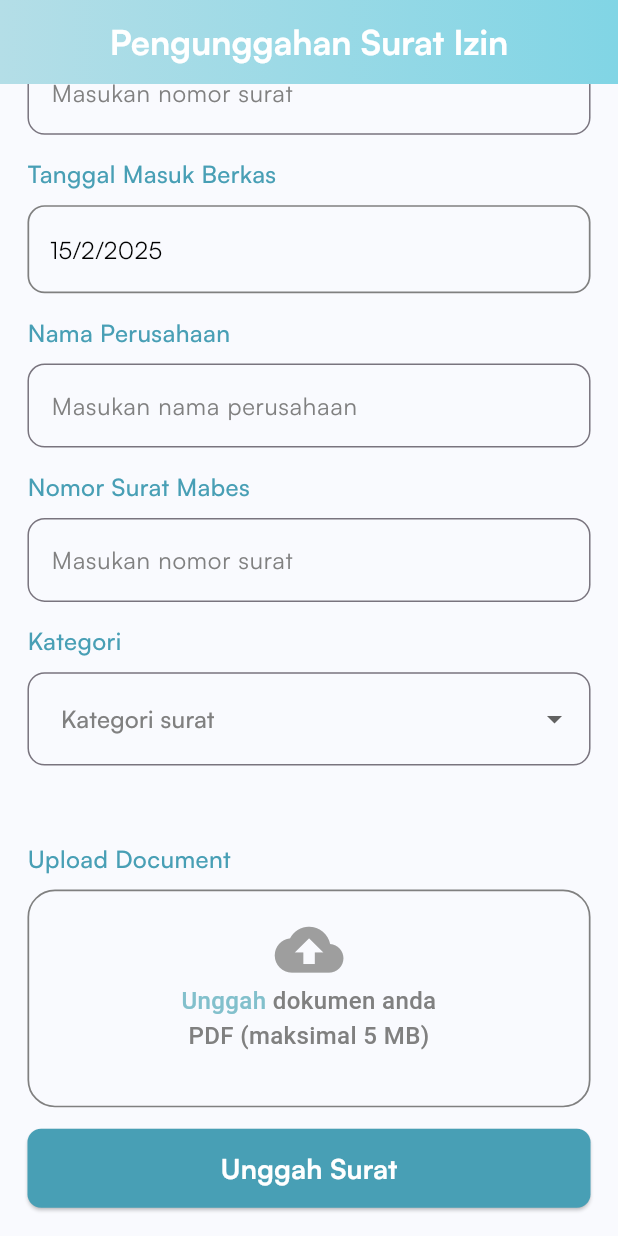
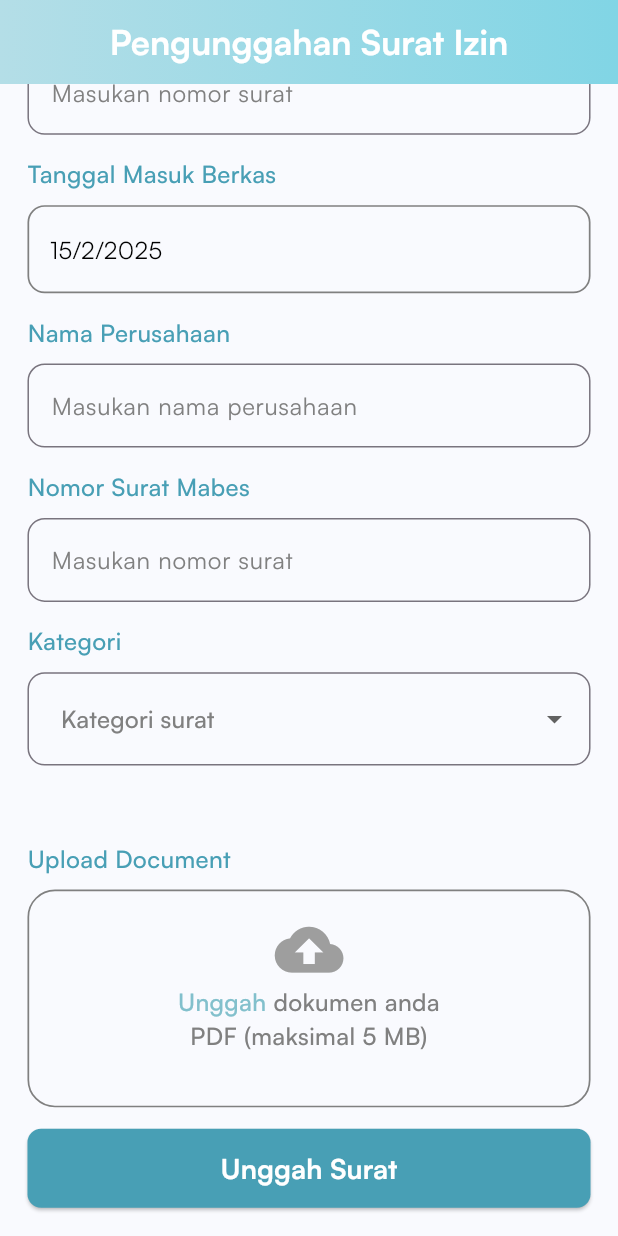
Before and after one commit to GGngodong/tracking-apps, a Flutter app: the UploadPage screen opened by its route, scrolled down 224 dp, on a phone screen of 412 x 824 dp. Run offline on Flutter 3.47's test engine with Material 3 defaults, Android fonts, the phone set to English and light mode, and no system bars; our stand-ins replace bloc, cloud_functions, connectivity_plus, dropdown_button2, easy_localization, equatable and 12 more; missing offline and left inert: flutter_downloader, syncfusion_flutter_pdfviewer; accounts and stored records are empty.

Commit message:
adjust pdf uploader and add font family

```diff
--- a/lib/presentation/component/pdf_upload.dart
+++ b/lib/presentation/component/pdf_upload.dart
@@ -7,7 +7,8 @@ class PdfUpload extends StatefulWidget {
   final String header;
   final Function onFileSelected;
 
-  const PdfUpload({super.key, required this.header, required this.onFileSelected});
+  const PdfUpload(
+      {super.key, required this.header, required this.onFileSelected});
 
   @override
   State<PdfUpload> createState() => _PdfUploadState();
@@ -52,6 +53,7 @@ class _PdfUploadState extends State<PdfUpload> {
             style: TextStyle(
               fontSize: 14.sp,
               fontWeight: FontWeight.w500,
+              fontFamily: 'Satoshi',
               color: AppColors.primary,
             ),
           ),
@@ -86,6 +88,7 @@ class _PdfUploadState extends State<PdfUpload> {
                               textAlign: TextAlign.center,
                               style: const TextStyle(
                                 color: AppColors.lightGrey,
+                                fontFamily: 'Satoshi',
                               ),
                             )
                           : Text.rich(
@@ -95,6 +98,7 @@ class _PdfUploadState extends State<PdfUpload> {
                                 style: TextStyle(
                                   fontSize: 14.sp,
                                   fontWeight: FontWeight.w500,
+                                  fontFamily: 'Satoshi',
                                   color: AppColors.tertiary,
                                 ),
                                 children: [
@@ -103,6 +107,7 @@ class _PdfUploadState extends State<PdfUpload> {
                                     style: TextStyle(
                                       fontSize: 14.sp,
                                       fontWeight: FontWeight.w500,
+                                      fontFamily: 'Satoshi',
                                       color: AppColors.lightGrey,
                                     ),
                                   ),
@@ -111,6 +116,7 @@ class _PdfUploadState extends State<PdfUpload> {
                                     style: TextStyle(
                                       fontSize: 14.sp,
                                       fontWeight: FontWeight.w500,
+                                      fontFamily: 'Satoshi',
                                       color: AppColors.lightGrey,
                                     ),
                                   ),
@@ -128,6 +134,7 @@ class _PdfUploadState extends State<PdfUpload> {
                                 style: TextStyle(
                                   fontSize: 12.sp,
                                   color: Colors.red,
+                                  fontFamily: 'Satoshi',
                                   fontWeight: FontWeight.w700,
                                 ),
                               ),
```
